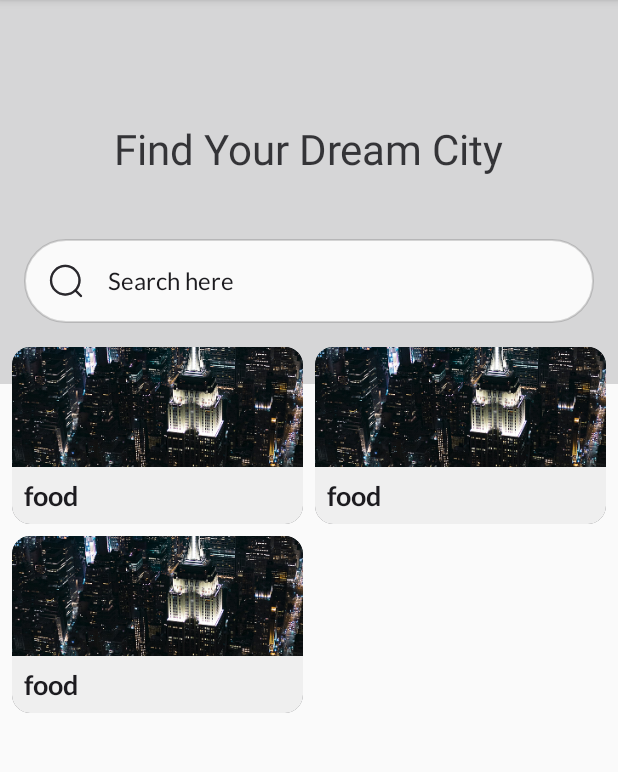
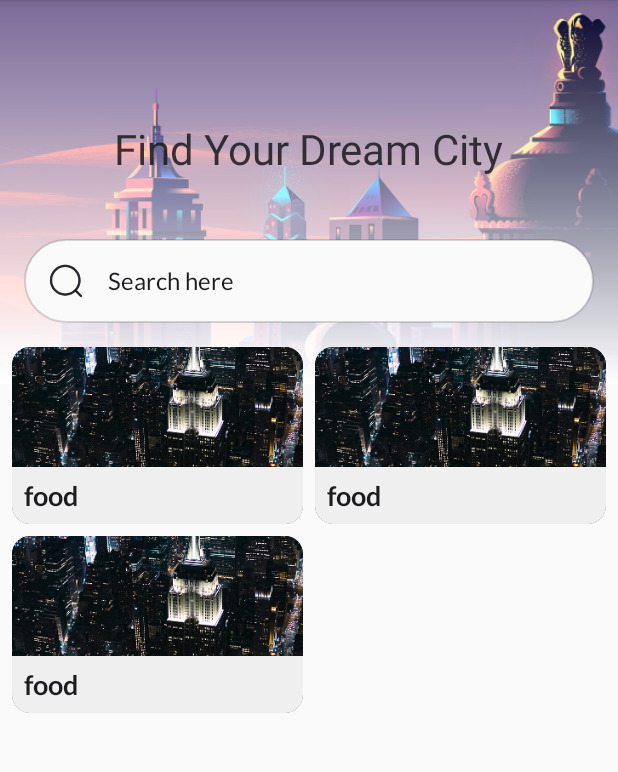
Before and after one commit to kamelkiko/CostManager, an Android app: the layout fragment_rank.xml on its own in the app's theme, with its tools: preview values and no code run, on a phone screen of 412 x 824 dp, the part 84-856 px from its top. Run offline under Robolectric (Android 15) with nearby library versions, the phone set to English and light mode, and no system bars; network calls fail.

Commit message:
add the images again

```diff
--- /dev/null
+++ b/app/src/main/res/drawable/image_gradient.xml
@@ -0,0 +1,9 @@
+<?xml version="1.0" encoding="utf-8"?>
+<shape android:shape="rectangle"
+    xmlns:android="http://schemas.android.com/apk/res/android">
+
+    <gradient
+        android:angle="270"
+        android:endColor="#FFFFFF"
+        android:startColor="#00000000" />
+</shape>
--- a/app/src/main/res/layout/fragment_rank.xml
+++ b/app/src/main/res/layout/fragment_rank.xml
@@ -61,7 +61,6 @@
         android:layout_marginTop="16dp"
         android:orientation="vertical"
         android:paddingStart="@dimen/padding_medium"
-        android:requiresFadingEdge="vertical"
         app:layoutManager="androidx.recyclerview.widget.GridLayoutManager"
         app:layout_constraintBottom_toBottomOf="parent"
         app:layout_constraintEnd_toEndOf="parent"
```
Also changed, not shown: app/src/main/java/com/kiko/costmanager/logic/ui/rank/RankFragment.kt (+25 -3 lines).
